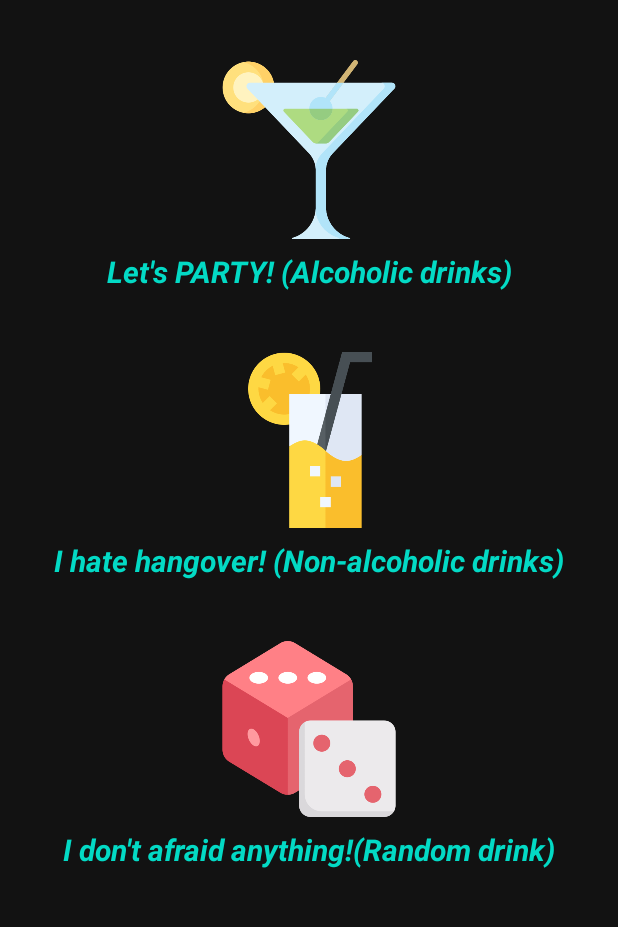
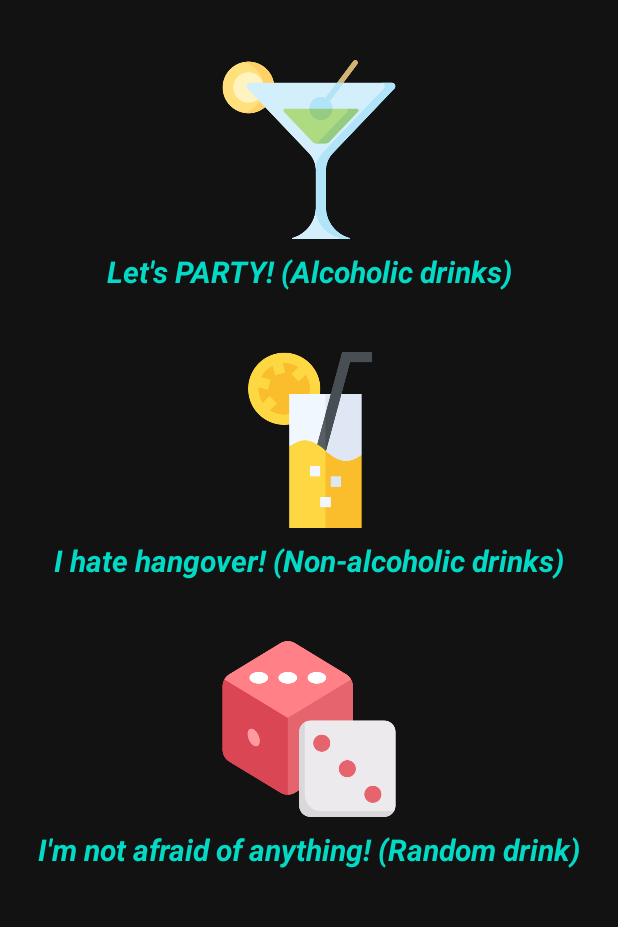
Before and after one commit to Rejfi/LetsDrink, an Android app: the screen it shows after launch (CocktailActivity), on a phone screen of 412 x 824 dp, the part 167-1094 px from its top. Run offline under Robolectric (Android 15) with nearby library versions, the phone set to English and light mode, and no system bars; libraries missing offline, so code that uses them is left out: com.jakewharton.retrofit2; 8 statements that could not run were skipped.

Commit message:
Layout changes

```diff
--- a/app/src/main/res/layout/fragment_cocktail_detail.xml
+++ b/app/src/main/res/layout/fragment_cocktail_detail.xml
@@ -54,7 +54,7 @@
         android:layout_height="wrap_content"
         android:layout_marginTop="8dp"
         android:fontFamily="@font/blk_chcry"
-        android:text="Ingridients"
+        android:text="Ingredients"
         android:textColor="@color/colorAccent"
         android:textSize="36sp"
         app:layout_constraintEnd_toEndOf="parent"
--- a/app/src/main/res/layout/fragment_criteria.xml
+++ b/app/src/main/res/layout/fragment_criteria.xml
@@ -91,7 +91,7 @@
         android:layout_height="wrap_content"
         android:layout_marginTop="8dp"
         android:background="@android:color/transparent"
-        android:text="I don't afraid anything!(Random drink)"
+        android:text="I'm not afraid of anything! (Random drink)"
         android:textColor="@color/colorAccent"
         android:textSize="20sp"
         android:textStyle="bold|italic"
```
